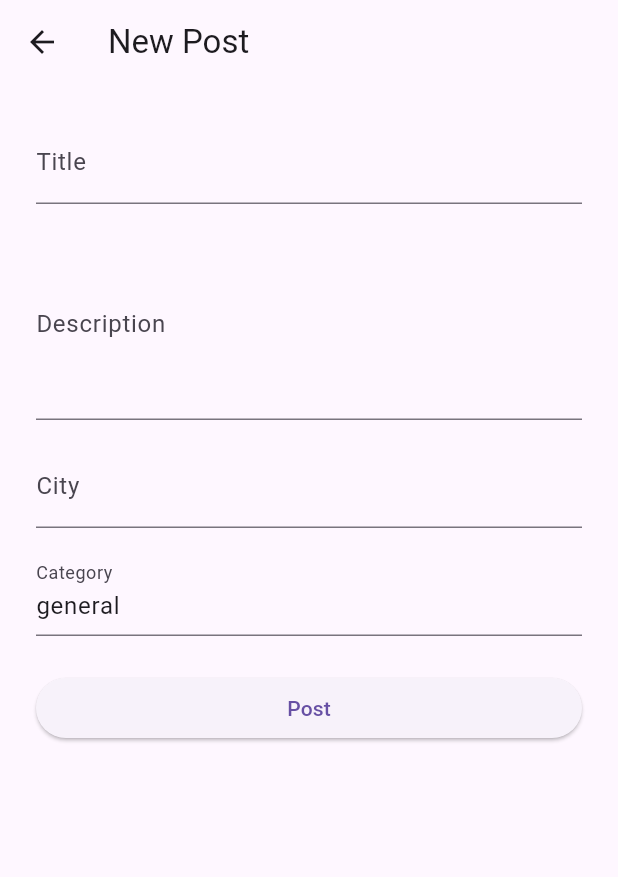
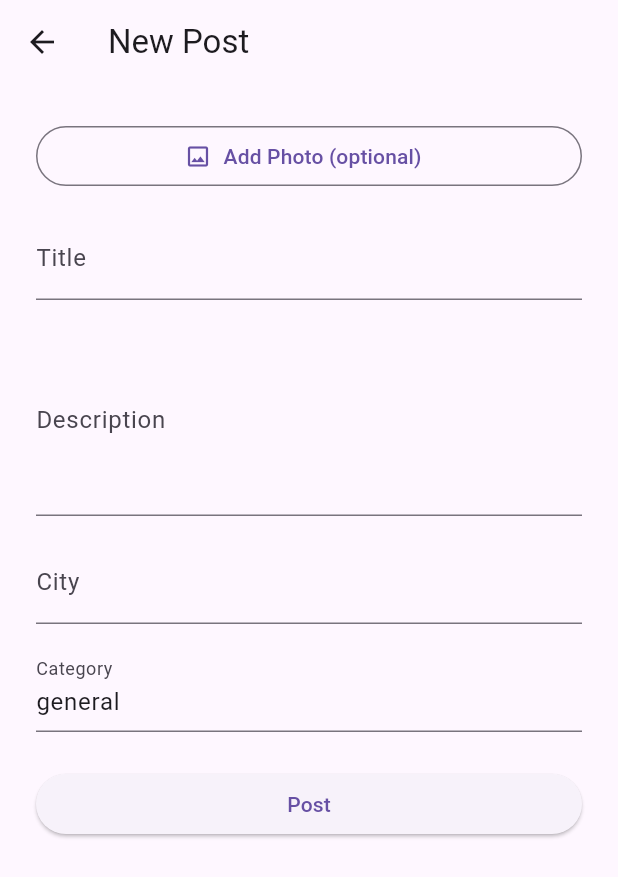
Before and after one commit to Frle001/local-pulse-flutter, a Flutter app: the CreatePostScreen screen opened directly, on a phone screen of 412 x 824 dp. Shown: the top 877 px of the screen. Run offline on Flutter 3.47's test engine with Material 3 defaults, Android fonts, the phone set to English and light mode, and no system bars; our stand-ins replace flutter_riverpod, go_router, image_picker, supabase_flutter; accounts and stored records are empty.

```diff
--- a/lib/features/post/screens/create_post_screen.dart
+++ b/lib/features/post/screens/create_post_screen.dart
@@ -1,6 +1,9 @@
+import 'dart:typed_data';
+
 import 'package:flutter/material.dart';
 import 'package:flutter_riverpod/flutter_riverpod.dart';
 import 'package:go_router/go_router.dart';
+import 'package:image_picker/image_picker.dart';
 
 import '../../feed/providers/posts_provider.dart';
 
@@ -17,6 +20,12 @@ class _CreatePostScreenState extends ConsumerState<CreatePostScreen> {
   final _descriptionController = TextEditingController();
   final _cityController = TextEditingController();
   final _categoryController = TextEditingController(text: 'general');
+  final _imagePicker = ImagePicker();
+
+  Uint8List? _imageBytes;
+  String? _imageFileExtension;
+  String? _imageMimeType;
+
   bool _isSubmitting = false;
   String? _errorMessage;
 
@@ -27,6 +36,42 @@ class _CreatePostScreenState extends ConsumerState<CreatePostScreen> {
     _cityController.dispose();
     _categoryController.dispose();
     super.dispose();
+  }
+
+  Future<void> _pickImage() async {
+    try {
+      final picked = await _imagePicker.pickImage(
+        source: ImageSource.gallery,
+        imageQuality: 85,
+      );
+      if (picked == null) return;
+
+      final bytes = await picked.readAsBytes();
+      final extension = _extensionFromName(picked.name);
+
+      setState(() {
+        _imageBytes = bytes;
+        _imageFileExtension = extension;
+        _imageMimeType = picked.mimeType;
+      });
+    } catch (error) {
+      if (!mounted) return;
+      setState(() => _errorMessage = 'Could not pick image: $error');
+    }
+  }
+
+  void _removeImage() {
+    setState(() {
+      _imageBytes = null;
+      _imageFileExtension = null;
+      _imageMimeType = null;
+    });
+  }
+
+  String? _extensionFromName(String name) {
+    final dotIndex = name.lastIndexOf('.');
+    if (dotIndex == -1 || dotIndex == name.length - 1) return null;
+    return name.substring(dotIndex + 1).toLowerCase();
   }
 
   Future<void> _submit() async {
@@ -41,6 +86,9 @@ class _CreatePostScreenState extends ConsumerState<CreatePostScreen> {
             description: _descriptionController.text.trim(),
             city: _cityController.text.trim(),
             category: _categoryController.text.trim(),
+            imageBytes: _imageBytes,
+            imageFileExtension: _imageFileExtension,
+            imageContentType: _imageMimeType,
           );
 
       if (!mounted) return;
@@ -57,13 +105,19 @@ class _CreatePostScreenState extends ConsumerState<CreatePostScreen> {
   Widget build(BuildContext context) {
     return Scaffold(
       appBar: AppBar(title: const Text('New Post')),
-      body: Padding(
+      body: SingleChildScrollView(
         padding: const EdgeInsets.all(24),
         child: Form(
           key: _formKey,
           child: Column(
             crossAxisAlignment: CrossAxisAlignment.stretch,
             children: [
+              _ImagePickerPreview(
+                imageBytes: _imageBytes,
+                onPick: _isSubmitting ? null : _pickImage,
+                onRemove: _isSubmitting ? null : _removeImage,
+              ),
+              const SizedBox(height: 16),
               TextFormField(
                 controller: _titleController,
                 decoration: const InputDecoration(labelText: 'Title'),
@@ -128,3 +182,49 @@ class _CreatePostScreenState extends ConsumerState<CreatePostScreen> {
     );
   }
 }
+
+class _ImagePickerPreview extends StatelessWidget {
+  const _ImagePickerPreview({
+    required this.imageBytes,
+    required this.onPick,
+    required this.onRemove,
+  });
+
+  final Uint8List? imageBytes;
+  final VoidCallback? onPick;
+  final VoidCallback? onRemove;
+
+  @override
+  Widget build(BuildContext context) {
+    if (imageBytes == null) {
+      return OutlinedButton.icon(
+        onPressed: onPick,
+        icon: const Icon(Icons.image_outlined),
+        label: const Text('Add Photo (optional)'),
+      );
+    }
+
+    return Column(
+      crossAxisAlignment: CrossAxisAlignment.stretch,
+      children: [
+        ClipRRect(
+          borderRadius: BorderRadius.circular(12),
+          child: Image.memory(
+            imageBytes!,
+            height: 200,
+            fit: BoxFit.cover,
+          ),
+        ),
+        const SizedBox(height: 8),
+        Align(
+          alignment: Alignment.centerRight,
+          child: TextButton.icon(
+            onPressed: onRemove,
+            icon: const Icon(Icons.close),
+            label: const Text('Remove Photo'),
+          ),
+        ),
+      ],
+    );
+  }
+}
--- a/pubspec.yaml
+++ b/pubspec.yaml
@@ -38,6 +38,7 @@ dependencies:
   flutter_riverpod: ^2.6.1
   go_router: ^14.6.2
   supabase_flutter: ^2.8.0
+  image_picker: ^1.2.3
 
 dev_dependencies:
   flutter_test:
```
Also changed, not shown: lib/features/feed/data/posts_repository.dart (+31 -0 lines), lib/features/feed/providers/posts_provider.dart (+15 -0 lines), lib/features/feed/screens/home_feed_screen.dart (+16 -5 lines), lib/features/saved/providers/saved_posts_provider.dart (+34 -8 lines), lib/features/saved/screens/saved_posts_screen.dart (+13 -4 lines), lib/shared/widgets/post_image.dart (added, +34 -0 lines), pubspec.lock, 5 other files.
